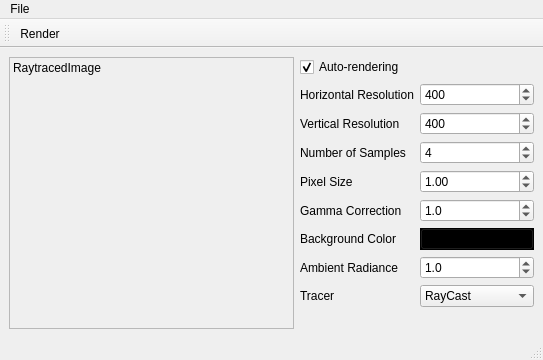
The window that projects/mainwindow.ui (thiagowfx/raytracer-lcg-2014) describes before a commit, drawn with Qt 5.
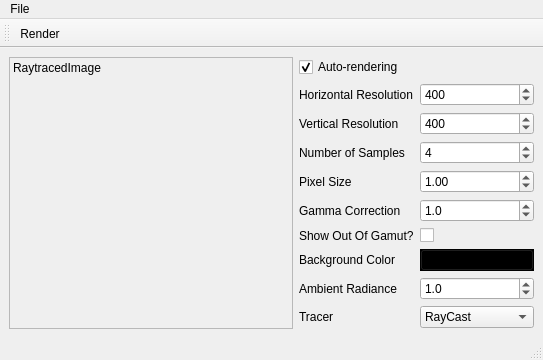
The same window after the commit. Icons and pictures are not drawn.

Commit message: added show_out_of_gamut to the interface

Patch:
```diff
--- a/projects/mainwindow.ui
+++ b/projects/mainwindow.ui
@@ -167,14 +167,14 @@
         </property>
        </widget>
       </item>
-      <item row="5" column="0">
+      <item row="6" column="0">
        <widget class="QLabel" name="label_6">
         <property name="text">
          <string>Background Color</string>
         </property>
        </widget>
       </item>
-      <item row="5" column="1">
+      <item row="6" column="1">
        <widget class="QPushButton" name="backgroundColorPushButton">
         <property name="palette">
          <palette>
@@ -599,14 +599,14 @@
         </property>
        </widget>
       </item>
-      <item row="6" column="0">
+      <item row="7" column="0">
        <widget class="QLabel" name="label_7">
         <property name="text">
          <string>Ambient Radiance</string>
         </property>
        </widget>
       </item>
-      <item row="6" column="1">
+      <item row="7" column="1">
        <widget class="QDoubleSpinBox" name="ambientRadianceDoubleSpinBox">
         <property name="decimals">
          <number>1</number>
@@ -625,14 +625,14 @@
         </property>
        </widget>
       </item>
-      <item row="7" column="0">
+      <item row="8" column="0">
        <widget class="QLabel" name="label_8">
         <property name="text">
          <string>Tracer</string>
         </property>
        </widget>
       </item>
-      <item row="7" column="1">
+      <item row="8" column="1">
        <widget class="QComboBox" name="tracerComboBox">
         <item>
          <property name="text">
@@ -651,6 +651,20 @@
         </item>
        </widget>
       </item>
+      <item row="5" column="0">
+       <widget class="QLabel" name="label_9">
+        <property name="text">
+         <string>Show Out Of Gamut?</string>
+        </property>
+       </widget>
+      </item>
+      <item row="5" column="1">
+       <widget class="QCheckBox" name="outOfGamutCheckBox">
+        <property name="text">
+         <string/>
+        </property>
+       </widget>
+      </item>
      </layout>
     </item>
    </layout>
```
Left out of the diff: 17 changed lines with no effect on the pictures. The commit also changes 4 other files.
